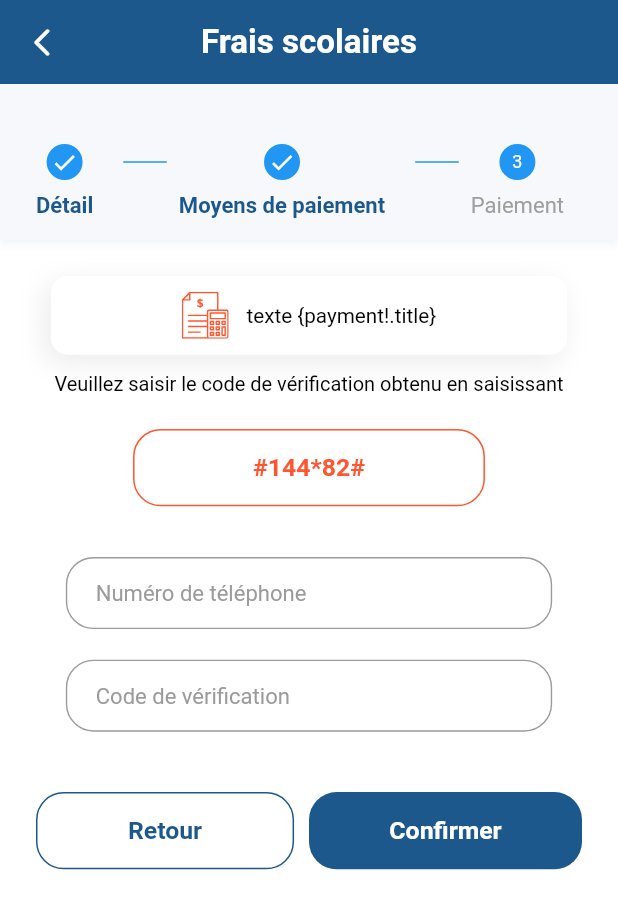
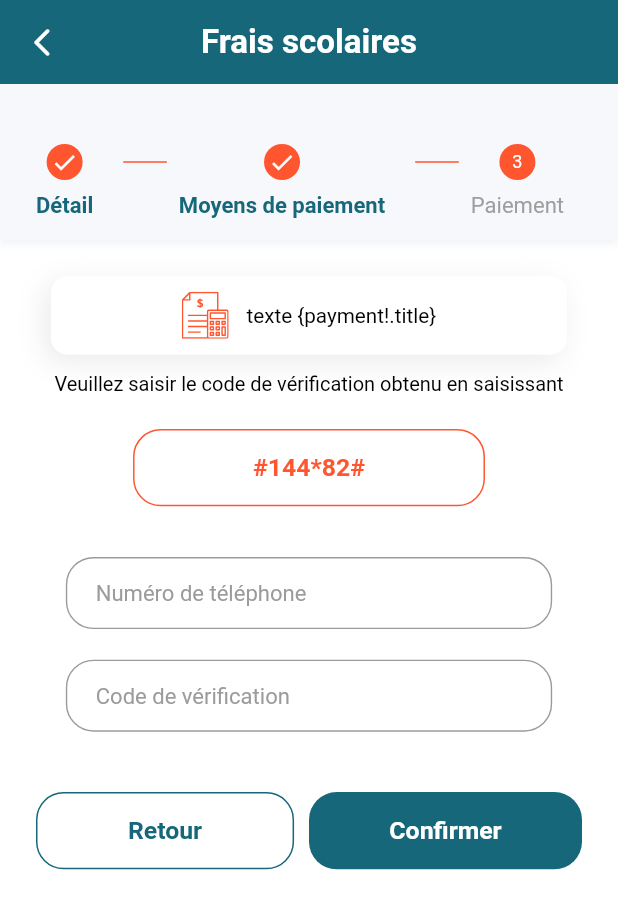
Before and after one commit to Keldy7/flutter_scolarApp, a Flutter app: the PaymentFeesScreen screen opened by its route, after a tap on "Continuer", on a phone screen of 412 x 824 dp. Shown: the top 909 px of the screen. Run offline on Flutter 3.47's test engine with Material 2 defaults, Android fonts, the phone set to English and light mode, and no system bars; our stand-ins replace carousel_slider, dotted_border, figma_squircle, file_picker, flutter_screenutil, flutter_svg and 10 more; accounts and stored records are empty; Roboto replaces fonts that are missing (Montserrat).

Commit message:
screens: Retouche du stepper 3

```diff
--- a/lib/app/ui/screens/fees/fees_screen.dart
+++ b/lib/app/ui/screens/fees/fees_screen.dart
@@ -4,6 +4,7 @@ import 'package:get/get.dart';
 
 import '../../../data/fake_data.dart';
 import '../../../utils/constant.dart';
+import '../../../utils/image_keys.dart';
 import '../../../utils/label_keys.dart';
 import '../../../utils/routes.dart';
 import '../../../utils/widget_utils.dart';
@@ -46,7 +47,7 @@ class _FeesScreenState extends State<FeesScreen> {
     double innerWidth = MediaQuery.sizeOf(context).width;
 
     return getScreenDetailDefaultView(context, Labels.feeKey, () {
-      Constant.backToPrev(context);
+      Constant.goToNextPage(context, Routes.childScreenRoute);
     },
         Column(
           children: [
@@ -231,7 +232,7 @@ class _FeesScreenState extends State<FeesScreen> {
                         Labels.payNowKey, primaryColor, () {
                         Constant.goToNextPage(
                             context, Routes.paymentFeesScreenRoute);
-                      }, EdgeInsets.zero),
+                      }, EdgeInsets.zero, isIcon: true, icons: Images.arrowSvg),
               ],
             ).paddingSymmetric(
               horizontal: MediaQuery.of(context).size.width * (0.05),
--- a/lib/app/ui/screens/fees/pay_fees_screen.dart
+++ b/lib/app/ui/screens/fees/pay_fees_screen.dart
@@ -9,6 +9,7 @@ import '../../../data/fake_data.dart';
 import '../../../utils/constant.dart';
 import '../../../utils/image_keys.dart';
 import '../../../utils/label_keys.dart';
+import '../../../utils/routes.dart';
 import '../../../utils/widget_utils.dart';
 import '../../controllers/value_storage_controller.dart';
 import '../../models/model_payment.dart';
@@ -56,7 +57,12 @@ class _PaymentFeesScreenState extends State<PaymentFeesScreen> {
       () {
         Constant.backToPrev(context);
       },
-      Stepper(
+      Theme(
+        data: Theme.of(context).copyWith(
+            colorScheme: Theme.of(context)
+                .colorScheme
+                .copyWith(onPrimary: primaryColor, primary: secondaryColor)),
+        child: Stepper(
           type: StepperType.horizontal,
           steps: [
             _buildStepperOne(context, innerWidth),
@@ -73,7 +79,15 @@ class _PaymentFeesScreenState extends State<PaymentFeesScreen> {
               setState(() => currentStep++);
             } else {
               setState(() => isCompleted = true.obs);
-            debugPrint("fin step");
+              showGetDialog(
+                  context,
+                  Images.confirmPaymentPng,
+                  Labels.paiementEffectueKey,
+                  Labels.descriptPaySuccessKey,
+                  Labels.voirPaymentKey, () {
+                Get.back();
+                Constant.goToNextPage(context, Routes.feesScreenRoute);
+              }, dialogHeight: 465, imgWidth: 96, imgHeight: 125);
             }
           },
           onStepCancel: currentStep == 1
@@ -118,6 +132,7 @@ class _PaymentFeesScreenState extends State<PaymentFeesScreen> {
               ).paddingSymmetric(vertical: 40.h),
             );
           },
+        ),
       ),
     );
   }
--- a/lib/app/ui/screens/home/tab/tab_home.dart
+++ b/lib/app/ui/screens/home/tab/tab_home.dart
@@ -54,7 +54,7 @@ class _TabHomeState extends State<TabHome> {
               InkWell(
                   onTap: () {
                     Constant.goToNextPage(
-                        context, Routes.notificationScreenRoute);
+                        context, Routes.gender);
                   },
                   child: getSvgImageWithSize(
                       context, Images.notificationSvg, 25, 25,
--- a/lib/app/ui/styles/colors.dart
+++ b/lib/app/ui/styles/colors.dart
@@ -4,10 +4,10 @@ Color primaryColor = "#FFFFFF".toColor();
 Color defBgColor = "#FCE8E2".toColor();
 Color backgroundColor = "#0F172A".toColor();
 Color fontPrimary = ("#2A190D".toColor()).withOpacity(0.9);
-// Color accentColor = "#156779".toColor();
+Color accentColor = "#156779".toColor();
 // Color accentColor = "#0077B6".toColor();
 // Color accentColor = "#139EAD".toColor();
-Color accentColor = "#1C588C".toColor();
+// Color accentColor = "#1C588C".toColor();
 // Color accentColor = "#1C3659".toColor();
 // Color secondaryColor = "#FFBB56".toColor();
 Color secondaryColor = "#FF5630".toColor();
--- a/lib/app/utils/image_keys.dart
+++ b/lib/app/utils/image_keys.dart
@@ -33,61 +33,61 @@ class Images {
   static String profileJpg = "profile";
 
   //SVG
-  static const accountSvg = 'account';
-  static const addImgSvg = 'add_img';
-  static const arrowBottomSvg = 'arrow_bottom';
-  static const arrowDownSvg = 'arrow_down';
-  static const arrowSvg = 'arrow';
-  static const attachSvg = 'attach';
-  static const attendanceSvg = 'attendance';
-  static const calendarSvg = 'calendar';
-  static const callSvg = 'call';
-  static const cameraSvg = 'camera';
-  static const chatActiveSvg = 'chat_active';
-  static const chatSvg = 'chat';
-  static const checkCircleSvg = 'check_circle';
-  static const classSvg = 'class';
-  static const distanceSvg = 'distance';
-  static const doneAllSvg = 'done_all';
-  static const examsSvg = 'exams';
-  static const exportSvg = 'export';
-  static const facebookSvg = 'facebook';
-  static const feesSvg = 'fees';
-  static const fileUploadSvg = 'file_upload';
-  static const filterIconSvg = 'filter_icon';
-  static const filterSvg = 'filter';
-  static const globalSvg = 'global';
-  static const googleSvg = 'google';
-  static const heartSvg = 'heart';
-  static const homeActiveSvg = 'home_active';
-  static const homeSvg = 'home';
-  static const jpsSvg = 'jps';
-  static const locationActiveSvg = 'location_active';
-  static const locationSvg = 'location';
-  static const passwordSvg = 'pass';
-  static const mailSvg = 'mail';
-  static const mailIconSvg = 'mail_icon';
-  static const noticeBoardSvg = 'notice_board';
-  static const notificationSvg = 'notification';
-  static const profileSvg = 'profile';
-  static const radioCheckedSvg = 'radio_checked';
-  static const radioUncheckedSvg = 'radio_unchecked';
-  static const radioUnselectedSvg = 'radio_unselected';
-  static const ratingSvg = 'rating';
-  static const removeImgSvg = 'remove_img';
-  static const rightSvg = 'right';
-  static const rollNoSvg = 'roll_no';
-  static const saveActiveSvg = 'save_active';
-  static const saveSvg = 'save';
-  static const searchSvg = 'search';
-  static const sendSvg = 'send';
-  static const settingsSvg = 'settings';
-  static const splashLogoSvg = 'splash_logo';
-  static const starSvg = 'star';
-  static const takeAttendanceSvg = 'take_attendance';
-  static const teacherSvg = 'teacher';
-  static const timetableSvg = 'timetable';
-  static const topicsSvg = 'topics';
-  static const trashSvg = 'trash';
-  static const userActiveSvg = 'user_active';
+  static String accountSvg = 'account';
+  static String addImgSvg = 'add_img';
+  static String arrowBottomSvg = 'arrow_bottom';
+  static String arrowDownSvg = 'arrow_down';
+  static String arrowSvg = 'arrow';
+  static String attachSvg = 'attach';
+  static String attendanceSvg = 'attendance';
+  static String calendarSvg = 'calendar';
+  static String callSvg = 'call';
+  static String cameraSvg = 'camera';
+  static String chatActiveSvg = 'chat_active';
+  static String chatSvg = 'chat';
+  static String checkCircleSvg = 'check_circle';
+  static String classSvg = 'class';
+  static String distanceSvg = 'distance';
+  static String doneAllSvg = 'done_all';
+  static String examsSvg = 'exams';
+  static String exportSvg = 'export';
+  static String facebookSvg = 'facebook';
+  static String feesSvg = 'fees';
+  static String fileUploadSvg = 'file_upload';
+  static String filterIconSvg = 'filter_icon';
+  static String filterSvg = 'filter';
+  static String globalSvg = 'global';
+  static String googleSvg = 'google';
+  static String heartSvg = 'heart';
+  static String homeActiveSvg = 'home_active';
+  static String homeSvg = 'home';
+  static String jpsSvg = 'jps';
+  static String locationActiveSvg = 'location_active';
+  static String locationSvg = 'location';
+  static String passwordSvg = 'pass';
+  static String mailSvg = 'mail';
+  static String mailIconSvg = 'mail_icon';
+  static String noticeBoardSvg = 'notice_board';
+  static String notificationSvg = 'notification';
+  static String profileSvg = 'profile';
+  static String radioCheckedSvg = 'radio_checked';
+  static String radioUncheckedSvg = 'radio_unchecked';
+  static String radioUnselectedSvg = 'radio_unselected';
+  static String ratingSvg = 'rating';
+  static String removeImgSvg = 'remove_img';
+  static String rightSvg = 'right';
+  static String rollNoSvg = 'roll_no';
+  static String saveActiveSvg = 'save_active';
+  static String saveSvg = 'save';
+  static String searchSvg = 'search';
+  static String sendSvg = 'send';
+  static String settingsSvg = 'settings';
+  static String splashLogoSvg = 'splash_logo';
+  static String starSvg = 'star';
+  static String takeAttendanceSvg = 'take_attendance';
+  static String teacherSvg = 'teacher';
+  static String timetableSvg = 'timetable';
+  static String topicsSvg = 'topics';
+  static String trashSvg = 'trash';
+  static String userActiveSvg = 'user_active';
 }
--- a/lib/app/utils/label_keys.dart
+++ b/lib/app/utils/label_keys.dart
@@ -145,6 +145,9 @@ class Labels {
   static String totalKey = "Total";
   static String detailKey = "Détail";
   static String paiementKey = "Paiement";
+  static String paiementEffectueKey = "Paiement effectué !";
+  static String descriptPaySuccessKey = "La scolarité de votre enfant a bien été réglée.";
+  static String voirPaymentKey = "Voir mes paiements";
   static String payNowKey = "Payez maintenant";
   static String paidKey = "Reglée";
 
--- a/lib/app/utils/routes.dart
+++ b/lib/app/utils/routes.dart
@@ -6,10 +6,10 @@ class Routes {
   static String forgotPassRoute = "keyForgotPasswordScreen";
   static String resetPassRoute = "keyResetPasswordScreen";
   static String phoneNumberRoute = "keyPhoneNumberScreen";
-  static String verificationScreenRoute = "keyverificationScreen";
+  static String verificationScreenRoute = "keyVerificationScreen";
   static String termNConditionScreenRoute = "keyTermsNCondition";
-  static String registrationRoute = "keyregistrationRoute";
-  static String countrySelectionRoute = "keycountrySelectionRoute";
+  static String registrationRoute = "keyRegistrationRoute";
+  static String countrySelectionRoute = "keyCountrySelectionRoute";
   static String homeScreenRoute = "keyHomeScreenRoute";
   static String attendanceScreenRoute = "keyAttendanceScreenRoute";
   static String examsScreenRoute = "keyExamsScreenRoute";
@@ -41,5 +41,6 @@ class Routes {
   static String settingScreenRoute = "keySettingScreenRoute";
   static String helpCenterScreenRoute = "keyHelpCenterScreenRoute";
   static String notificationScreenRoute = "keyNotificationScreenRoute";
+  static String gender = "keyGenderScreenRoute";
 
 }
--- a/lib/main.dart
+++ b/lib/main.dart
@@ -1,6 +1,7 @@
 import 'package:flutter/material.dart';
 import 'package:flutter_localizations/flutter_localizations.dart';
 import 'package:get/get.dart';
+import 'package:scolar_pay/app/ui/screens/child/select_gender.dart';
 import 'app/ui/screens/timetable/timetable_screen.dart';
 
 import 'app/ui/screens/child/child_screen.dart';
@@ -104,6 +105,7 @@ class MyApp extends StatelessWidget {
         Routes.editProfileRoute: (context) => EditProfile(),
         Routes.settingScreenRoute: (context) => const SettingScreen(),
         Routes.notificationScreenRoute: (context) => NotificationScreen(),
+        Routes.gender: (context) => SelectGender(),
         // "/": (context) => controller.isLogin ? const HomeScreen() : SplashScreen()
       },
     );
--- a/pubspec.yaml
+++ b/pubspec.yaml
@@ -115,8 +115,6 @@ flutter:
           weight: 500
         - asset: fonts/FontsFree-Net-SFProDisplay-Bold.ttf
           weight: 700
-  #       - asset: fonts/Schyler-Italic.ttf
-  #         style: italic
     - family: Avenir-Next-LT-Pro
       fonts:
         - asset: fonts/Avenir-Next-LT-Pro-Regular.otf
```
Also changed, not shown: lib/app/ui/screens/child/select_gender.dart (added, +82 -0 lines), lib/app/ui/screens/permission/add_permission_screen.dart (+5 -12 lines), lib/app/ui/screens/permission/permission_screen.dart (+4 -4 lines). Lines whose indentation alone changed are shown as unchanged.
